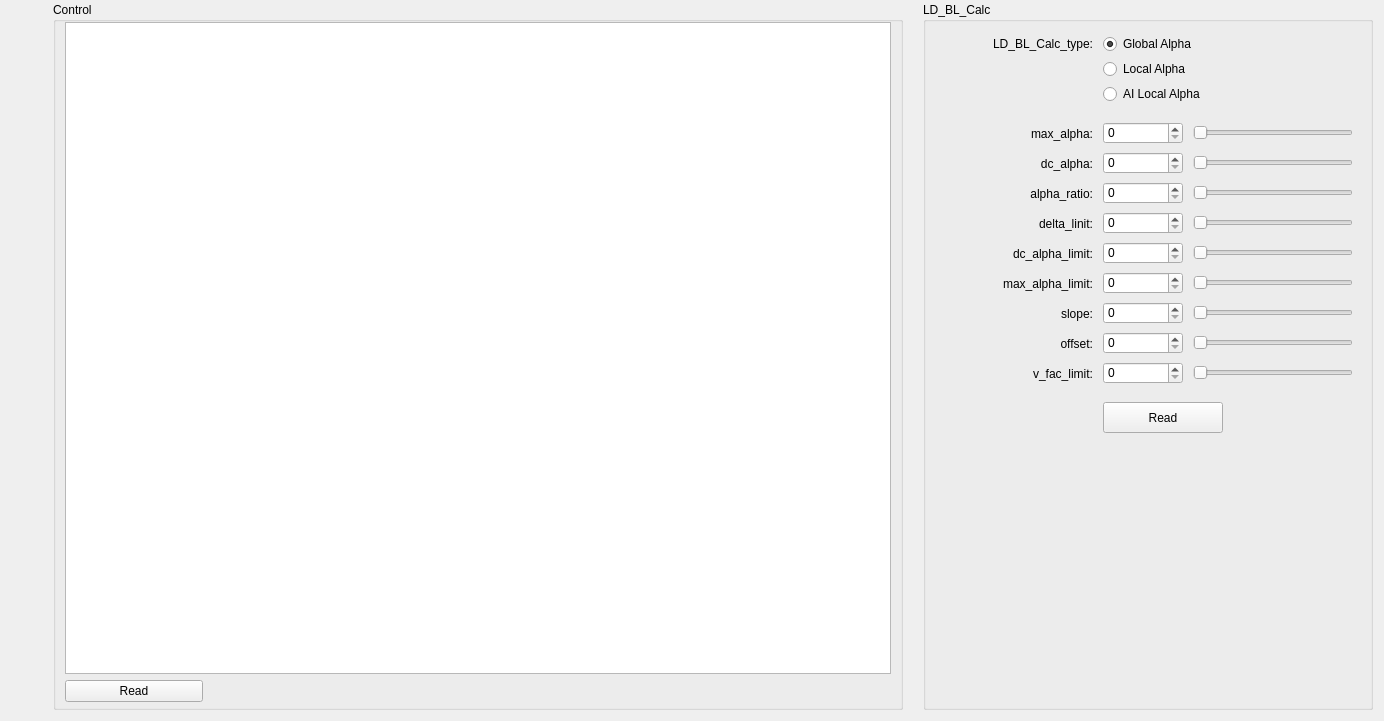
First picture: the form in Quality/FrameControl.ui, repository wlffeng2008/TCLDebugTool, before the edit.
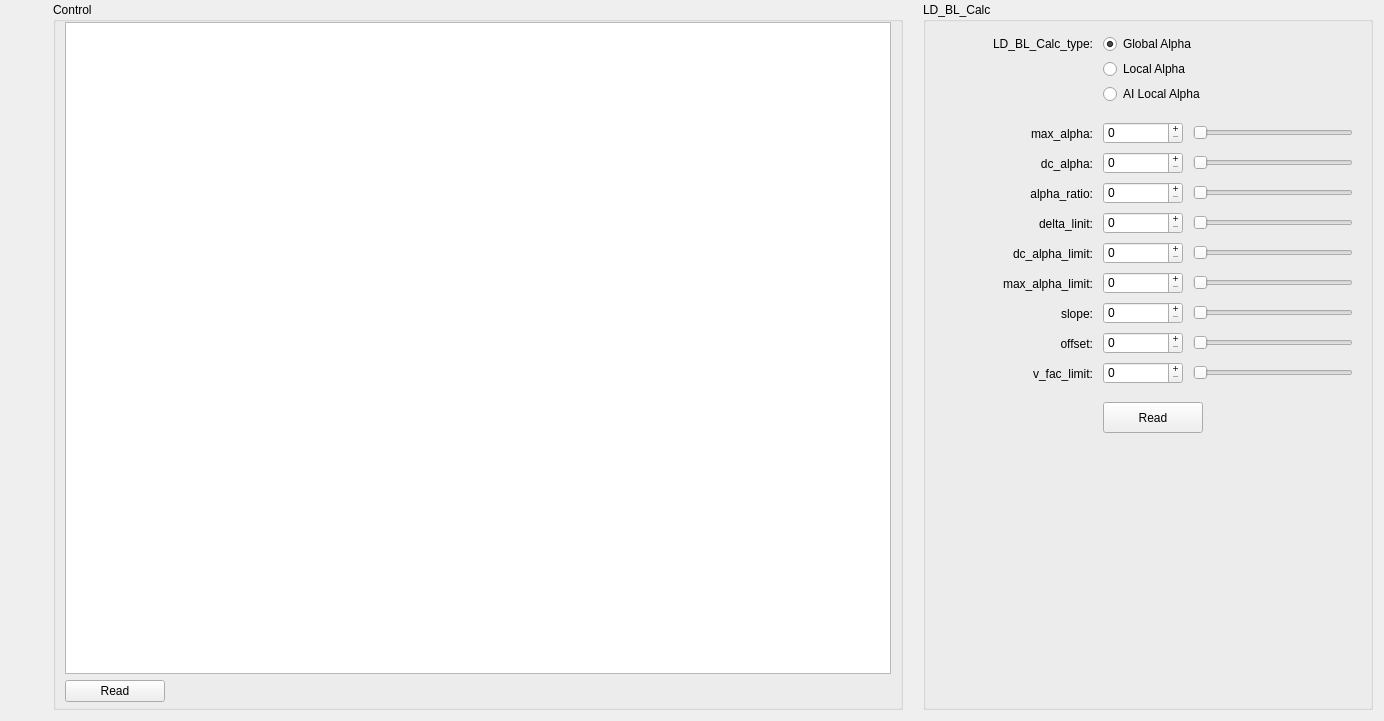
Second picture: the form after the edit.

Patch:
```diff
--- a/Quality/FrameControl.ui
+++ b/Quality/FrameControl.ui
@@ -88,10 +88,16 @@
          <widget class="QPushButton" name="pushButtonReadLeft">
           <property name="minimumSize">
            <size>
-            <width>80</width>
+            <width>60</width>
             <height>0</height>
            </size>
           </property>
+          <property name="maximumSize">
+           <size>
+            <width>100</width>
+            <height>16777215</height>
+           </size>
+          </property>
           <property name="text">
            <string>Read</string>
           </property>
@@ -582,6 +588,9 @@
         <height>22</height>
        </rect>
       </property>
+      <property name="buttonSymbols">
+       <enum>QAbstractSpinBox::ButtonSymbols::PlusMinus</enum>
+      </property>
      </widget>
      <widget class="QSpinBox" name="spinBox_2">
       <property name="geometry">
@@ -592,6 +601,9 @@
         <height>22</height>
        </rect>
       </property>
+      <property name="buttonSymbols">
+       <enum>QAbstractSpinBox::ButtonSymbols::PlusMinus</enum>
+      </property>
      </widget>
      <widget class="QSpinBox" name="spinBox_3">
       <property name="geometry">
@@ -602,6 +614,9 @@
         <height>22</height>
        </rect>
       </property>
+      <property name="buttonSymbols">
+       <enum>QAbstractSpinBox::ButtonSymbols::PlusMinus</enum>
+      </property>
      </widget>
      <widget class="QSlider" name="horizontalSlider_7">
       <property name="geometry">
@@ -651,6 +666,9 @@
         <height>22</height>
        </rect>
       </property>
+      <property name="buttonSymbols">
+       <enum>QAbstractSpinBox::ButtonSymbols::PlusMinus</enum>
+      </property>
      </widget>
      <widget class="QSpinBox" name="spinBox_5">
       <property name="geometry">
@@ -661,6 +679,9 @@
         <height>22</height>
        </rect>
       </property>
+      <property name="buttonSymbols">
+       <enum>QAbstractSpinBox::ButtonSymbols::PlusMinus</enum>
+      </property>
      </widget>
      <widget class="QSpinBox" name="spinBox_6">
       <property name="geometry">
@@ -671,6 +692,9 @@
         <height>22</height>
        </rect>
       </property>
+      <property name="buttonSymbols">
+       <enum>QAbstractSpinBox::ButtonSymbols::PlusMinus</enum>
+      </property>
      </widget>
      <widget class="QSpinBox" name="spinBox_7">
       <property name="geometry">
@@ -681,6 +705,9 @@
         <height>22</height>
        </rect>
       </property>
+      <property name="buttonSymbols">
+       <enum>QAbstractSpinBox::ButtonSymbols::PlusMinus</enum>
+      </property>
      </widget>
      <widget class="QSpinBox" name="spinBox_8">
       <property name="geometry">
@@ -691,6 +718,9 @@
         <height>22</height>
        </rect>
       </property>
+      <property name="buttonSymbols">
+       <enum>QAbstractSpinBox::ButtonSymbols::PlusMinus</enum>
+      </property>
      </widget>
      <widget class="QSpinBox" name="spinBox_9">
       <property name="geometry">
@@ -701,16 +731,31 @@
         <height>22</height>
        </rect>
       </property>
+      <property name="buttonSymbols">
+       <enum>QAbstractSpinBox::ButtonSymbols::PlusMinus</enum>
+      </property>
      </widget>
      <widget class="QPushButton" name="pushButtonReadRight">
       <property name="geometry">
        <rect>
         <x>180</x>
         <y>400</y>
-        <width>120</width>
+        <width>100</width>
         <height>31</height>
        </rect>
       </property>
+      <property name="minimumSize">
+       <size>
+        <width>100</width>
+        <height>0</height>
+       </size>
+      </property>
+      <property name="maximumSize">
+       <size>
+        <width>100</width>
+        <height>16777215</height>
+       </size>
+      </property>
       <property name="text">
        <string>Read</string>
       </property>
```
Left out of the diff: 48 changed lines with no effect on the pictures.
